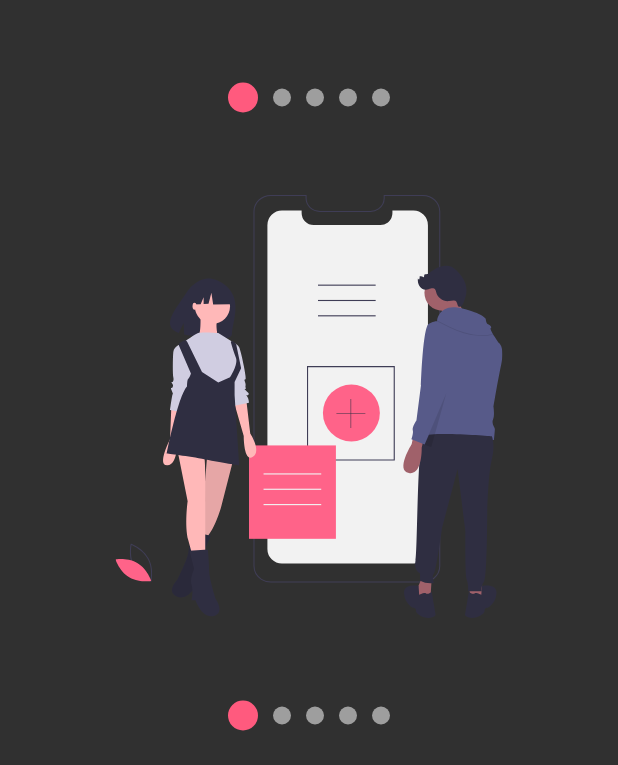
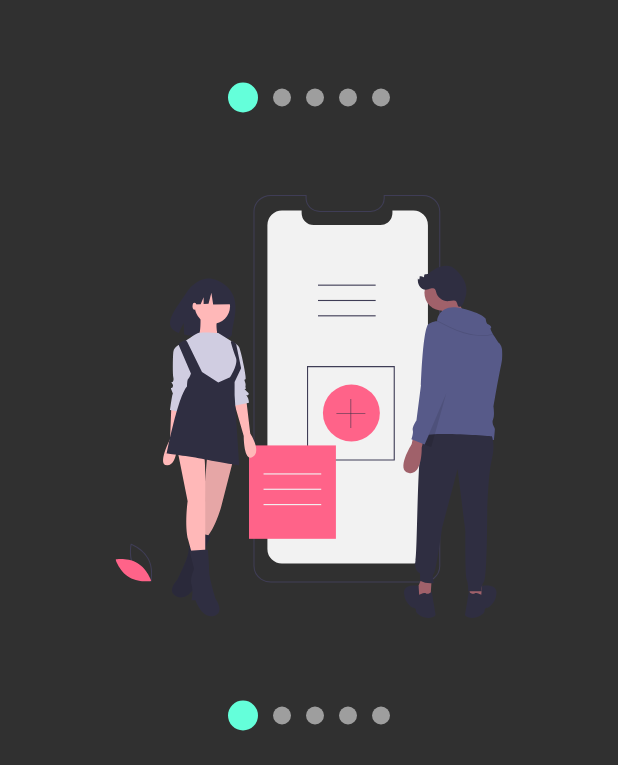
Before and after one commit to bortan01/ProfecionalDesigns, a Flutter app: the screen it shows after launch, after a tap on "Slideshow", on a phone screen of 412 x 824 dp. Shown: the part 468-1233 px from the top of the screen. Run offline on Flutter 3.47's test engine with Material 2 defaults, Android fonts, the phone set to English and light mode, and no system bars; our stand-ins replace animate_do, flutter_svg, font_awesome_flutter.

Commit message:
avanzando en recoloreado

```diff
--- a/lib/main.dart
+++ b/lib/main.dart
@@ -6,7 +6,7 @@ import 'src/pages/luncher_page.dart';
 
 void main() => runApp(
       ChangeNotifierProvider(
-        create: (context) => ThemeChanger(3),
+        create: (context) => ThemeChanger(2),
         child: const MyApp(),
       ),
     );
@@ -19,6 +19,8 @@ class MyApp extends StatelessWidget {
     final appTheme = Provider.of<ThemeChanger>(context);
     return MaterialApp(
       theme: appTheme.currentTheme,
+      // darkTheme: ,
+      darkTheme: ThemeData.dark(),
       debugShowCheckedModeBanner: false,
       title: 'Diseños App',
       home: const LuncherPage(),
--- a/lib/src/pages/luncher_page.dart
+++ b/lib/src/pages/luncher_page.dart
@@ -25,24 +25,26 @@ class _ListaOpciones extends StatelessWidget {
 
   @override
   Widget build(BuildContext context) {
+    final appTheme = Provider.of<ThemeChanger>(context).currentTheme;
+
     return Padding(
       padding: const EdgeInsets.all(0),
       child: ListView.separated(
         padding: const EdgeInsets.all(0),
         physics: const BouncingScrollPhysics(),
-        separatorBuilder: (context, index) => const Divider(
-          color: Colors.blue,
+        separatorBuilder: (context, index) => Divider(
+          color: appTheme.colorScheme.secondary,
         ),
         itemCount: pageRoutes.length,
         itemBuilder: (context, index) => ListTile(
           leading: FaIcon(
             pageRoutes[index].icon,
-            color: Colors.blue,
+            color: appTheme.colorScheme.secondary,
           ),
           title: Text(pageRoutes[index].titulo),
-          trailing: const Icon(
+          trailing: Icon(
             Icons.chevron_right,
-            color: Colors.blue,
+            color: appTheme.colorScheme.secondary,
           ),
           onTap: () {
             Navigator.push(
@@ -68,11 +70,11 @@ class _MenuPrincipal extends StatelessWidget {
       elevation: 0,
       child: Column(
         children: [
-          const DrawerHeader(
+          DrawerHeader(
             decoration: BoxDecoration(
-              color: Colors.blue,
+              color: appTheme.currentTheme.colorScheme.secondary,
             ),
-            child: SizedBox(
+            child: const SizedBox(
               width: double.infinity,
               child: CircleAvatar(
                 child: Text(
@@ -87,13 +89,13 @@ class _MenuPrincipal extends StatelessWidget {
             child: _ListaOpciones(),
           ),
           ListTile(
-            leading: const Icon(
+            leading: Icon(
               Icons.light_outlined,
-              color: Colors.blue,
+              color: appTheme.currentTheme.colorScheme.secondary,
             ),
             title: const Text("Dark Mode"),
             trailing: Switch.adaptive(
-              activeColor: Colors.blue,
+              activeColor: appTheme.currentTheme.colorScheme.secondary,
               value: appTheme.darkTheme,
               onChanged: (onChanged) {
                 appTheme.darkTheme = onChanged;
@@ -101,13 +103,13 @@ class _MenuPrincipal extends StatelessWidget {
             ),
           ),
           ListTile(
-            leading: const Icon(
+            leading: Icon(
               Icons.add_to_home_screen,
-              color: Colors.blue,
+              color: appTheme.currentTheme.colorScheme.secondary,
             ),
             title: const Text("Custom Theme"),
             trailing: Switch.adaptive(
-              activeColor: Colors.blue,
+              activeColor: appTheme.currentTheme.colorScheme.secondary,
               value: appTheme.customTheme,
               onChanged: (onChanged) {
                 appTheme.customTheme = onChanged;
--- a/lib/src/pages/slideshow_page.dart
+++ b/lib/src/pages/slideshow_page.dart
@@ -1,8 +1,9 @@
 import 'package:flutter/material.dart';
 
+import 'package:flutter_svg/svg.dart';
+import 'package:provider/provider.dart';
 
-import 'package:flutter_svg/svg.dart';
-
+import '../themes/theme_changer.dart';
 import '../widgets/slideshow.dart';
 
 class SlideshowPage extends StatelessWidget {
@@ -11,30 +12,27 @@ class SlideshowPage extends StatelessWidget {
   @override
   Widget build(BuildContext context) {
     return Scaffold(
-      // backgroundColor: Colors.purple,
-      // body: MiSlideshow(),
-      body: Column(
-        children: const <Widget>[
-          Expanded(child: MiSlideshow()),
-          Expanded(child: MiSlideshow())
-        ],
-      )
-    );
+        // backgroundColor: Colors.purple,
+        // body: MiSlideshow(),
+        body: Column(
+      children: const <Widget>[Expanded(child: MiSlideshow()), Expanded(child: MiSlideshow())],
+    ));
   }
 }
 
 class MiSlideshow extends StatelessWidget {
   const MiSlideshow({Key? key}) : super(key: key);
 
-
-
   @override
   Widget build(BuildContext context) {
+    final appTheme = Provider.of<ThemeChanger>(context);
+    final accentColor = appTheme.currentTheme.colorScheme.secondary;
+
     return Slideshow(
       bulletPrimario: 20,
       bulletSecundario: 12,
       // puntosArriba: true,
-      colorPrimario: const Color(0xffFF5A7E),
+      colorPrimario: appTheme.darkTheme ? accentColor : const Color(0xffFF5A7E),
       // colorSecundario: Colors.red,
       slides: <Widget>[
         SvgPicture.asset('assets/svgs/slide-1.svg'),
```
Also changed, not shown: lib/src/pages/graficas_circulares_page.dart (+8 -5 lines), lib/src/pages/headers_page.dart (+7 -5 lines), lib/src/pages/pinterest_page.dart (+8 -4 lines), lib/src/widgets/headers.dart (+11 -7 lines), pubspec.lock.
